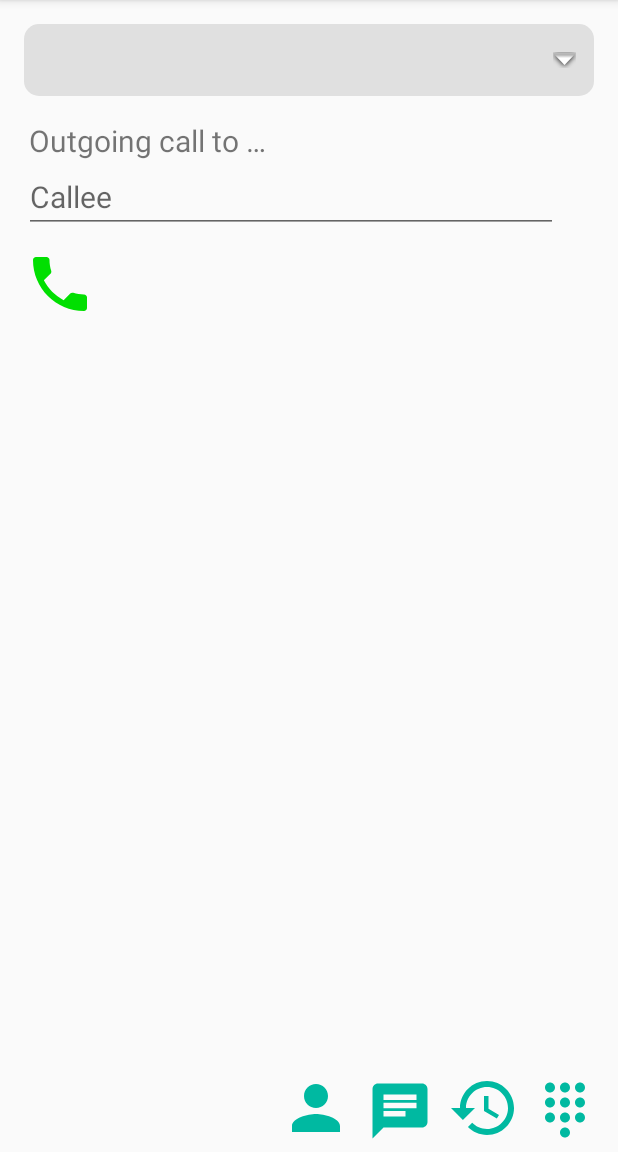
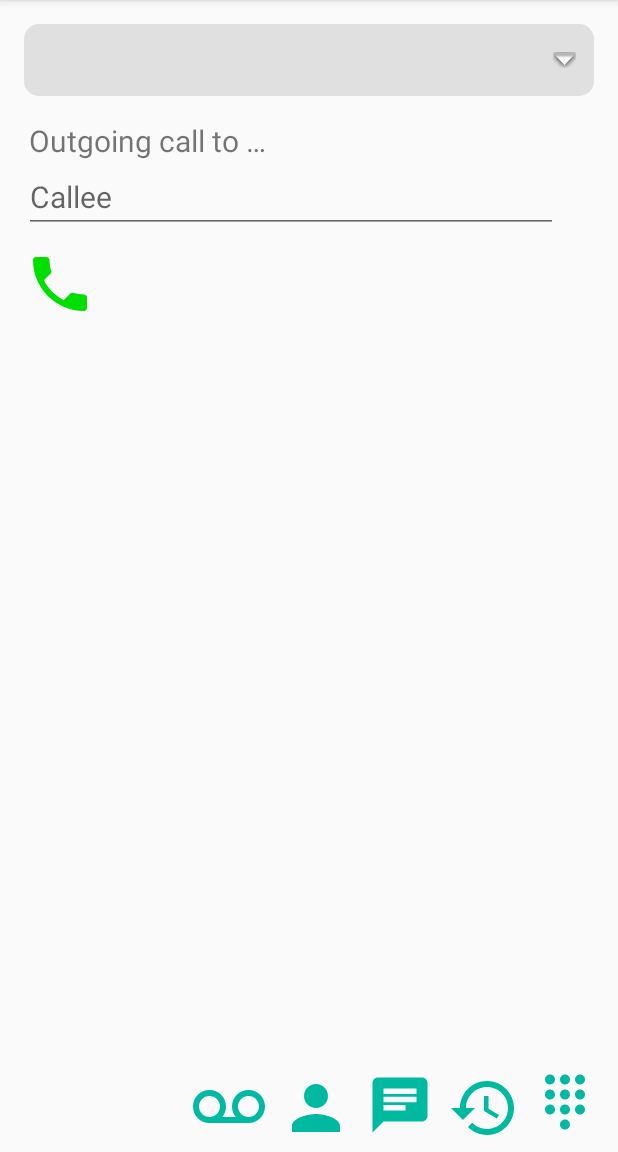
Before and after one commit to juha-h/baresip-studio, an Android app: the screen it shows after launch (MainActivity), on a phone screen of 412 x 824 dp, the part 84-1236 px from its top. Run offline under Robolectric (Android 15) with nearby library versions, the phone set to English and light mode, and no system bars; 2 statements that could not run were skipped.

Commit message:
Work on informing user when call is held by the peer

```diff
--- a/app/src/main/res/layout/activity_main.xml
+++ b/app/src/main/res/layout/activity_main.xml
@@ -214,17 +214,34 @@
 
     </ScrollView>
 
+    <TextView
+        android:id="@+id/onHoldNotice"
+        android:layout_width="match_parent"
+        android:layout_height="match_parent"
+        android:layout_above="@id/buttons"
+        android:gravity="center"
+        android:visibility="gone"
+        android:textSize="18sp"
+        android:textColor="@color/colorAccent"
+        android:text="@string/call_on_hold_by_peer" >
+    </TextView>
+
+    <LinearLayout
+        android:id="@+id/buttons"
+        android:layout_width="fill_parent"
+        android:layout_height="wrap_content"
+        android:orientation="horizontal"
+        android:gravity="end"
+        android:layout_alignParentBottom="true" >
+
     <ImageButton
         android:id="@+id/voicemailButton"
         android:layout_width="wrap_content"
         android:layout_height="wrap_content"
         android:background="@null"
         android:src="@drawable/voicemail"
-        android:layout_toStartOf="@id/contactsButton"
         android:layout_marginEnd="10dp"
-        android:layout_alignParentBottom="true"
         android:layout_marginBottom="5dp"
-        android:visibility="invisible"
         android:contentDescription="@string/voicemail" >
     </ImageButton>
 
@@ -234,9 +251,7 @@
         android:layout_height="wrap_content"
         android:background="@null"
         android:src="@drawable/contacts"
-        android:layout_toStartOf="@id/messagesButton"
         android:layout_marginEnd="10dp"
-        android:layout_alignParentBottom="true"
         android:layout_marginBottom="5dp"
         android:contentDescription="@string/contacts" >
     </ImageButton>
@@ -247,9 +262,7 @@
         android:layout_height="wrap_content"
         android:background="@null"
         android:src="@drawable/messages"
-        android:layout_toStartOf="@id/callsButton"
         android:layout_marginEnd="10dp"
-        android:layout_alignParentBottom="true"
         android:layout_marginBottom="5dp"
         android:contentDescription="@string/messages" >
     </ImageButton>
@@ -258,9 +271,7 @@
         android:id="@+id/callsButton"
         android:layout_width="wrap_content"
         android:layout_height="wrap_content"
-        android:layout_toStartOf="@id/dialpadButton"
         android:layout_marginEnd="10dp"
-        android:layout_alignParentBottom="true"
         android:layout_marginBottom="5dp"
         android:padding="0dp"
         android:background="@null"
@@ -273,12 +284,12 @@
         android:layout_width="wrap_content"
         android:layout_height="wrap_content"
         android:layout_marginEnd="15dp"
-        android:layout_alignParentBottom="true"
         android:layout_marginBottom="8dp"
-        android:layout_alignParentEnd="true"
         android:background="@null"
         android:src="@drawable/dialpad_off"
         android:contentDescription="@string/dialpad" >
     </ImageButton>
 
+    </LinearLayout>
+
 </RelativeLayout>
--- a/app/src/main/res/values/strings.xml
+++ b/app/src/main/res/values/strings.xml
@@ -426,6 +426,7 @@
     <string name="call_is_secure">This call is SECURE and peer is VERIFIED!
         Do you want to unverify the peer?
     </string>
+    <string name="call_on_hold_by_peer">Call is on hold by peer</string>
     <string name="unverify">Unverify</string>
     <string name="backed_up">Application data has been backed up to file \'%1$s\'. In Android
         versions 9 and below, the file is in Download folder.</string>
--- a/build.gradle
+++ b/build.gradle
@@ -1,7 +1,7 @@
 // Top-level build file where you can add configuration options common to all sub-projects/modules.
 
 buildscript {
-    ext.kotlin_version = '1.6.0'
+    ext.kotlin_version = '1.6.10'
     repositories {
         google()
         mavenCentral()
```
Also changed, not shown: app/src/main/kotlin/com/tutpro/baresip/BaresipService.kt (+11 -0 lines), app/src/main/kotlin/com/tutpro/baresip/Call.kt (+4 -3 lines), app/src/main/kotlin/com/tutpro/baresip/MainActivity.kt (+15 -0 lines), 1 other file.
